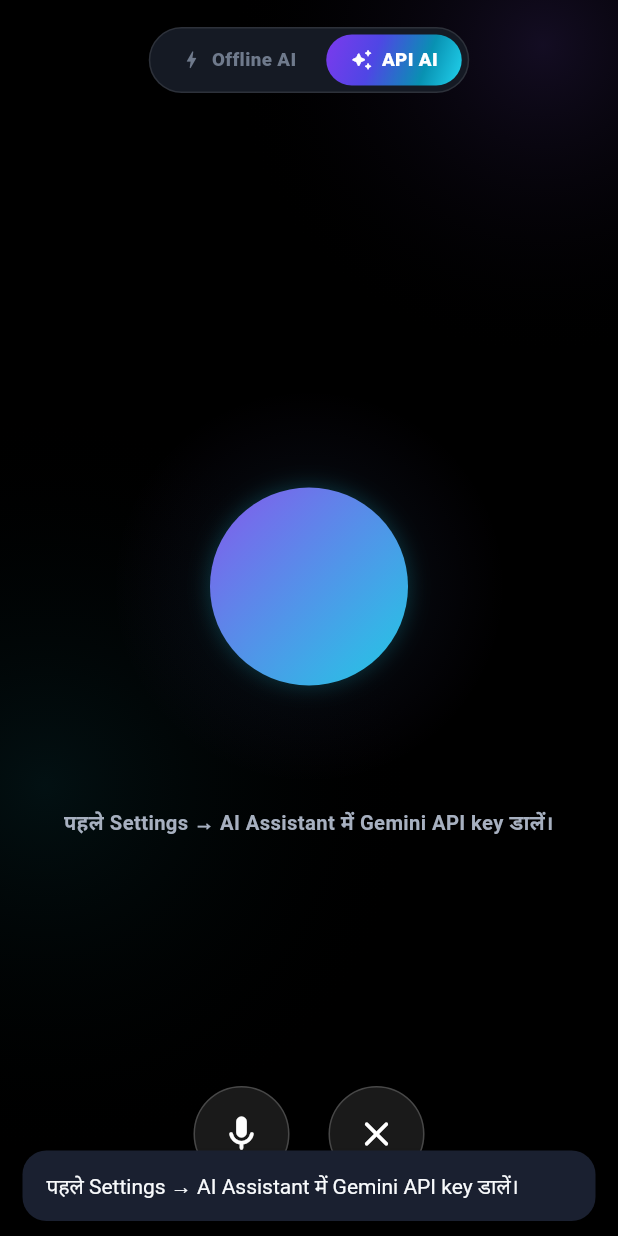
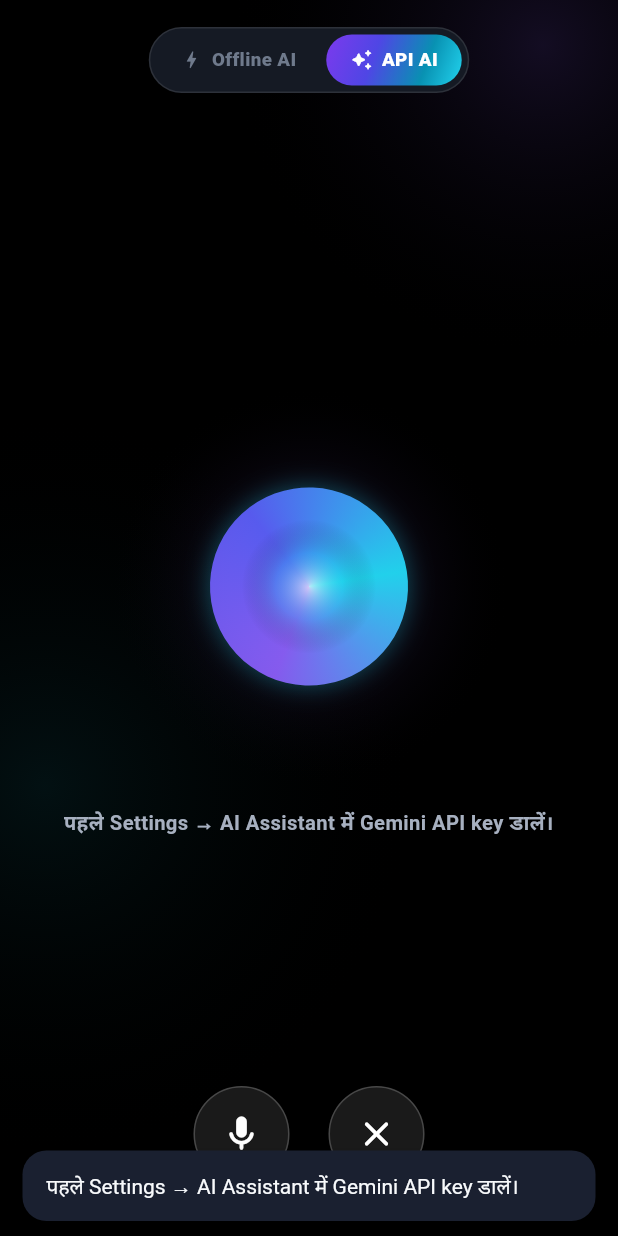
Before and after one commit to iMasterQuizBot/taskify-fragment, a Flutter app: the LiveVoiceScreen screen opened directly with empty values, after a tap on "API AI", on a phone screen of 412 x 824 dp. Run offline on Flutter 3.47's test engine with Material 3 defaults, Android fonts, the phone set to English and light mode, and no system bars; our stand-ins replace audioplayers, file_picker, flutter_local_notifications, flutter_secure_storage, flutter_tts, image_picker and 6 more; missing offline and left inert: record; accounts and stored records are empty.

Commit message:
Add files via upload

```diff
--- a/lib/widgets/ai_orb_icon.dart
+++ b/lib/widgets/ai_orb_icon.dart
@@ -1,15 +1,14 @@
+import 'dart:math' as math;
 import 'package:flutter/material.dart';
 
 import '../app_theme.dart';
 
-/// Perplexity-जैसा गोल, स्फेरिकल "ब्रीदिंग" bubble — पूरे ऐप में AI के हर
-/// entry-point (टॉप आइकन + नीचे AI tab) पर यही एक जैसा दिखेगा, ताकि यूज़र को
-/// एक ही consistent "live AI" पहचान मिले।
+/// Perplexity-जैसा गोल, स्फेरिकल "ब्रीदिंग" और वॉइस-रिएक्टिव orb।
 ///
 /// states:
 ///  - idle      : धीमी, शांत साँस जैसी pulse (डिफ़ॉल्ट)
-///  - listening : हल्की तेज़ नीली glow
-///  - speaking  : violet→cyan दोनों रंग एक साथ धड़कते हैं (ज़्यादा जीवंत)
+///  - listening : तेज़ नीली-सियान aurora wave
+///  - speaking  : violet→cyan दोनों रंग ऊर्जावान रूप से धड़कते हैं
 enum AiOrbState { idle, listening, speaking }
 
 class AiOrbIcon extends StatefulWidget {
@@ -24,8 +23,8 @@ class AiOrbIcon extends StatefulWidget {
 class _AiOrbIconState extends State<AiOrbIcon> with SingleTickerProviderStateMixin {
   late final AnimationController _c = AnimationController(
     vsync: this,
-    duration: const Duration(milliseconds: 1400),
-  )..repeat(reverse: true);
+    duration: const Duration(milliseconds: 1600),
+  )..repeat();
 
   @override
   void dispose() {
@@ -36,11 +35,11 @@ class _AiOrbIconState extends State<AiOrbIcon> with SingleTickerProviderStateMix
   Duration _durationFor(AiOrbState s) {
     switch (s) {
       case AiOrbState.speaking:
-        return const Duration(milliseconds: 420);
+        return const Duration(milliseconds: 520);
       case AiOrbState.listening:
-        return const Duration(milliseconds: 750);
+        return const Duration(milliseconds: 900);
       case AiOrbState.idle:
-        return const Duration(milliseconds: 1400);
+        return const Duration(milliseconds: 1600);
     }
   }
 
@@ -49,23 +48,27 @@ class _AiOrbIconState extends State<AiOrbIcon> with SingleTickerProviderStateMix
     super.didUpdateWidget(oldWidget);
     if (oldWidget.state != widget.state) {
       _c.duration = _durationFor(widget.state);
+      _c.repeat();
     }
   }
 
   @override
   Widget build(BuildContext context) {
     final glowStrength = switch (widget.state) {
-      AiOrbState.idle => 0.35,
-      AiOrbState.listening => 0.55,
-      AiOrbState.speaking => 0.85,
+      AiOrbState.idle => 0.42,
+      AiOrbState.listening => 0.65,
+      AiOrbState.speaking => 0.92,
     };
 
     return AnimatedBuilder(
       animation: _c,
       builder: (context, child) {
-        final t = _c.value; // 0..1
-        final scale = 1.0 + (t * 0.18);
-        final glow = glowStrength * (0.5 + t * 0.5);
+        final phase = _c.value * 2 * math.pi;
+        final t = 0.5 + 0.5 * math.sin(phase); // 0..1 smooth wave
+        final scale = 1.0 + (t * (widget.state == AiOrbState.speaking ? 0.24 : 0.16));
+        final glow = glowStrength * (0.55 + t * 0.45);
+        final angle = _c.value * 2 * math.pi;
+
         return SizedBox(
           width: widget.size * 1.9,
           height: widget.size * 1.9,
@@ -73,7 +76,7 @@ class _AiOrbIconState extends State<AiOrbIcon> with SingleTickerProviderStateMix
             child: Stack(
               alignment: Alignment.center,
               children: [
-                // बाहर की फैलती हुई glow रिंग
+                // बाहर की फैलती हुई Perplexity-स्टाइल glow रिंग
                 Transform.scale(
                   scale: scale,
                   child: Container(
@@ -83,34 +86,52 @@ class _AiOrbIconState extends State<AiOrbIcon> with SingleTickerProviderStateMix
                       shape: BoxShape.circle,
                       gradient: RadialGradient(
                         colors: [
-                          AppColors.cyan.withOpacity(glow * 0.5),
-                          AppColors.violet.withOpacity(0.0),
+                          AppColors.cyan.withOpacity(glow * 0.55),
+                          AppColors.violet.withOpacity(glow * 0.18),
+                          Colors.transparent,
                         ],
+                        stops: const [0.15, 0.55, 1.0],
                       ),
                     ),
                   ),
                 ),
-                // ठोस केंद्र का गोला (स्फेरिकल)
-                Container(
+                // घूमता हुआ स्फेरिकल Perplexity-जैसा कोर
+                Transform.rotate(
+                  angle: angle,
+                  child: Container(
                     width: widget.size,
                     height: widget.size,
                     decoration: BoxDecoration(
                       shape: BoxShape.circle,
-                    gradient: LinearGradient(
-                      begin: Alignment.topLeft,
-                      end: Alignment.bottomRight,
+                      gradient: SweepGradient(
                         colors: [
+                          AppColors.cyan.withOpacity(0.98),
                           AppColors.violet.withOpacity(0.95),
-                        AppColors.cyan.withOpacity(0.95),
+                          AppColors.indigo.withOpacity(0.95),
+                          AppColors.cyan.withOpacity(0.98),
                         ],
                       ),
                       boxShadow: [
                         BoxShadow(
                           color: AppColors.cyan.withOpacity(glow),
-                        blurRadius: 10 + (t * 6),
-                        spreadRadius: 0.5,
+                          blurRadius: 10 + (t * 8),
+                          spreadRadius: 0.6,
                         ),
                       ],
+                    ),
+                    child: Container(
+                      margin: EdgeInsets.all(widget.size * 0.16),
+                      decoration: BoxDecoration(
+                        shape: BoxShape.circle,
+                        gradient: RadialGradient(
+                          colors: [
+                            Colors.white.withOpacity(0.55 + t * 0.25),
+                            AppColors.cyan.withOpacity(0.25),
+                            Colors.transparent,
+                          ],
+                        ),
+                      ),
+                    ),
                   ),
                 ),
               ],
```
Lines whose indentation alone changed are shown as unchanged.
